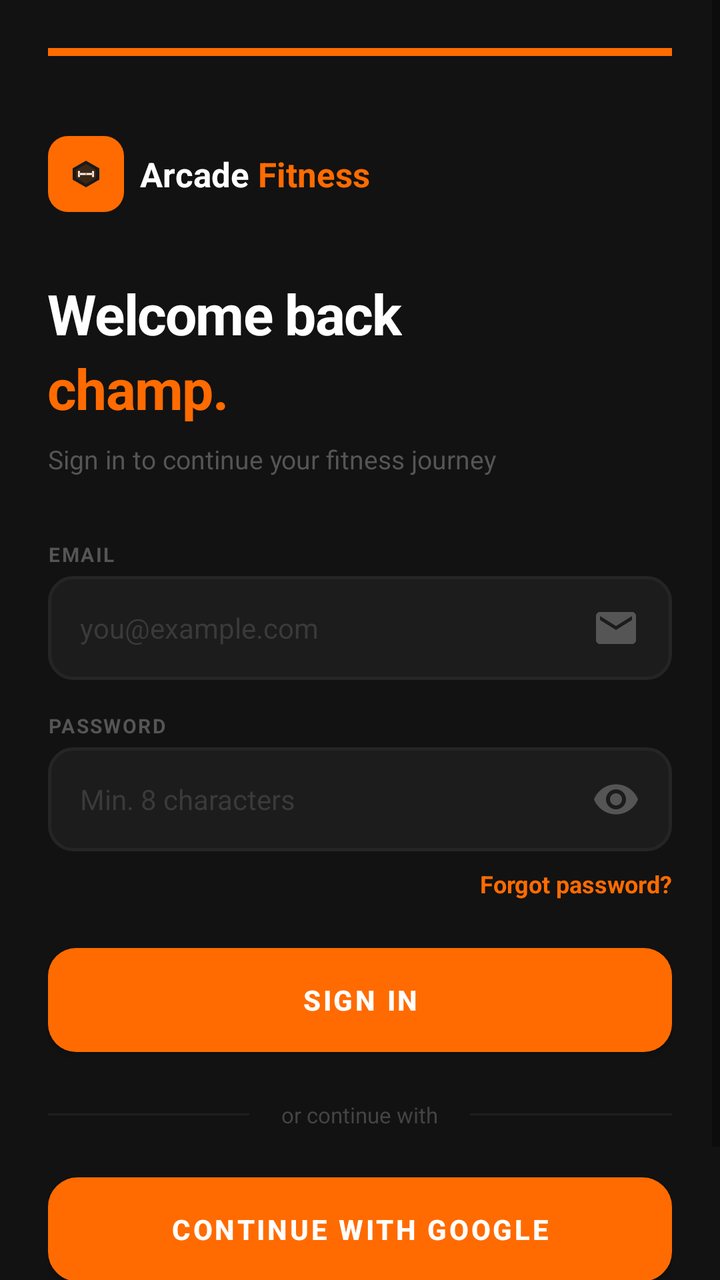
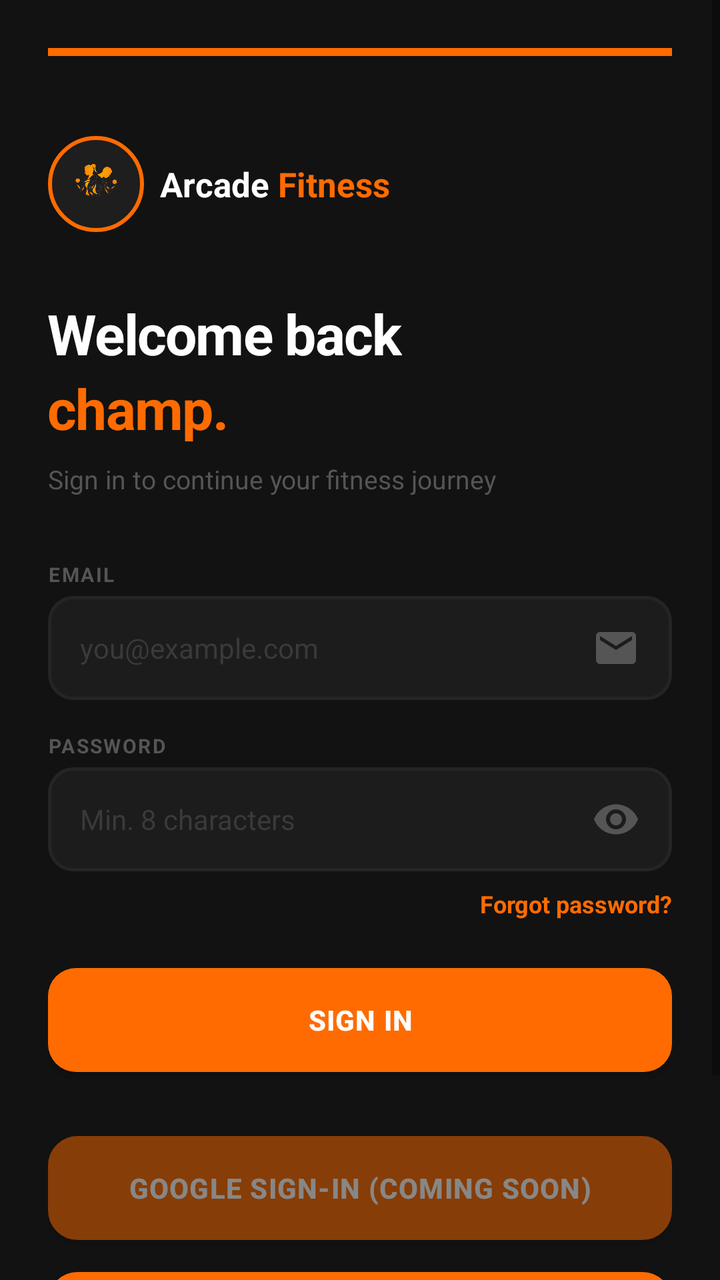

An Android layout rendered at two revisions. The XML below is the earlier revision; the diff shows what the commit changed to produce the second picture.
<!-- AndroidManifest.xml: application theme Theme.ArcadeFitness -->
<!-- res/layout/activity_login.xml -->
<?xml version="1.0" encoding="utf-8"?>
<ScrollView xmlns:android="http://schemas.android.com/apk/res/android"
    android:layout_width="match_parent"
    android:layout_height="match_parent"
    android:background="@color/bg_primary"
    android:fillViewport="true">

    <LinearLayout
        android:layout_width="match_parent"
        android:layout_height="wrap_content"
        android:orientation="vertical"
        android:padding="@dimen/screen_padding_h">

        
        <View
            android:layout_width="match_parent"
            android:layout_height="@dimen/top_bar_height"
            android:background="@color/orange_primary"
            android:layout_marginStart="-24dp"
            android:layout_marginEnd="-24dp"
            android:layout_marginBottom="@dimen/space_xl" />

        
        <LinearLayout
            android:layout_width="wrap_content"
            android:layout_height="wrap_content"
            android:orientation="horizontal"
            android:gravity="center_vertical"
            android:layout_marginTop="@dimen/space_sm"
            android:layout_marginBottom="@dimen/space_xl">

            <FrameLayout
                android:layout_width="38dp"
                android:layout_height="38dp"
                android:background="@drawable/bg_logo_tile_small">
                <ImageView
                    android:layout_width="22dp"
                    android:layout_height="16dp"
                    android:layout_gravity="center"
                    android:src="@drawable/ic_logo_hexagon"
                    android:contentDescription="Arcade Fitness logo" />
            </FrameLayout>

            <TextView
                android:layout_width="wrap_content"
                android:layout_height="wrap_content"
                android:text="Arcade "
                android:textSize="17sp"
                android:textStyle="bold"
                android:textColor="@color/text_primary"
                android:layout_marginStart="@dimen/space_sm" />

            <TextView
                android:layout_width="wrap_content"
                android:layout_height="wrap_content"
                android:text="Fitness"
                android:textSize="17sp"
                android:textStyle="bold"
                android:textColor="@color/orange_primary" />
        </LinearLayout>

        
        <TextView
            android:layout_width="wrap_content"
            android:layout_height="wrap_content"
            android:text="@string/welcome_back"
            android:textSize="28sp"
            android:textStyle="bold"
            android:textColor="@color/text_primary"
            android:letterSpacing="-0.02" />

        <TextView
            android:layout_width="wrap_content"
            android:layout_height="wrap_content"
            android:text="@string/champ"
            android:textSize="28sp"
            android:textStyle="bold"
            android:textColor="@color/orange_primary"
            android:letterSpacing="-0.02" />

        <TextView
            android:layout_width="wrap_content"
            android:layout_height="wrap_content"
            android:text="@string/signin_subtitle"
            android:textSize="13sp"
            android:textColor="@color/text_muted"
            android:layout_marginTop="@dimen/space_sm"
            android:layout_marginBottom="@dimen/space_xl" />

        
        <TextView style="@style/Text.Label"
            android:layout_width="wrap_content"
            android:layout_height="wrap_content"
            android:text="@string/label_email"
            android:layout_marginBottom="@dimen/space_xs" />

        <EditText
            android:id="@+id/etEmail"
            style="@style/Input.Dark"
            android:layout_width="match_parent"
            android:layout_height="@dimen/input_height"
            android:hint="@string/hint_email"
            android:inputType="textEmailAddress"
            android:imeOptions="actionNext"
            android:drawableEnd="@drawable/ic_mail"
            android:drawablePadding="@dimen/space_sm"
            android:layout_marginBottom="@dimen/space_md" />

        
        <TextView style="@style/Text.Label"
            android:layout_width="wrap_content"
            android:layout_height="wrap_content"
            android:text="@string/label_password"
            android:layout_marginBottom="@dimen/space_xs" />

        <FrameLayout
            android:layout_width="match_parent"
            android:layout_height="wrap_content">

            <EditText
                android:id="@+id/etPassword"
                style="@style/Input.Dark"
                android:layout_width="match_parent"
                android:layout_height="@dimen/input_height"
                android:hint="@string/hint_password"
                android:inputType="textPassword"
                android:imeOptions="actionDone"
                android:paddingEnd="52dp" />

            
            <ImageButton
                android:id="@+id/btnTogglePassword"
                android:layout_width="@dimen/icon_btn_size"
                android:layout_height="@dimen/icon_btn_size"
                android:layout_gravity="end|center_vertical"
                android:layout_marginEnd="@dimen/space_sm"
                android:background="@color/transparent"
                android:src="@drawable/ic_eye"
                android:contentDescription="Toggle password visibility" />
        </FrameLayout>

        
        <TextView
            android:id="@+id/tvForgotPassword"
            style="@style/Text.OrangeLink"
            android:layout_width="wrap_content"
            android:layout_height="wrap_content"
            android:text="@string/forgot_password"
            android:layout_gravity="end"
            android:layout_marginTop="@dimen/space_sm"
            android:layout_marginBottom="@dimen/space_lg"
            android:layout_alignParentEnd="true" />

        
        <Button
            android:id="@+id/btnSignIn"
            style="@style/Button.Primary"
            android:layout_width="match_parent"
            android:layout_height="@dimen/button_height"
            android:text="@string/btn_sign_in"
            android:layout_marginBottom="@dimen/space_lg" />

        
        <LinearLayout
            android:layout_width="match_parent"
            android:layout_height="wrap_content"
            android:orientation="horizontal"
            android:gravity="center_vertical"
            android:layout_marginBottom="@dimen/space_lg">
            <View
                android:layout_width="0dp"
                android:layout_height="1dp"
                android:layout_weight="1"
                android:background="@color/border_subtle" />
            <TextView
                android:layout_width="wrap_content"
                android:layout_height="wrap_content"
                android:text="@string/or_continue_with"
                android:textSize="11sp"
                android:textColor="@color/text_disabled"
                android:layout_marginStart="@dimen/space_md"
                android:layout_marginEnd="@dimen/space_md" />
            <View
                android:layout_width="0dp"
                android:layout_height="1dp"
                android:layout_weight="1"
                android:background="@color/border_subtle" />
        </LinearLayout>

        
        <Button
            android:id="@+id/btnGoogle"
            style="@style/Button.Secondary"
            android:layout_width="match_parent"
            android:layout_height="@dimen/button_height"
            android:text="@string/btn_google"
            android:drawableStart="@drawable/ic_google"
            android:drawablePadding="@dimen/space_sm"
            android:layout_marginBottom="@dimen/space_xl" />

        
        <LinearLayout
            android:layout_width="wrap_content"
            android:layout_height="wrap_content"
            android:orientation="horizontal"
            android:layout_gravity="center_horizontal">
            <TextView
                android:layout_width="wrap_content"
                android:layout_height="wrap_content"
                android:text="@string/no_account"
                android:textSize="13sp"
                android:textColor="@color/text_muted" />
            <TextView
                android:id="@+id/tvCreateAccount"
                android:layout_width="wrap_content"
                android:layout_height="wrap_content"
                android:text="@string/create_one"
                android:textSize="13sp"
                android:textColor="@color/orange_primary"
                android:textStyle="bold"
                android:layout_marginStart="@dimen/space_xs" />
        </LinearLayout>

    </LinearLayout>
</ScrollView>
<!-- resources referenced by this layout -->
<resources>
  <color name="bg_primary">#121212</color>
  <color name="border_subtle">#1E1E1E</color>
  <color name="orange_primary">#FF6B00</color>
  <color name="text_disabled">#444444</color>
  <color name="text_muted">#555555</color>
  <color name="text_primary">#FFFFFF</color>
  <color name="transparent">#00000000</color>
  <dimen name="button_height">52dp</dimen>
  <dimen name="icon_btn_size">40dp</dimen>
  <dimen name="input_height">52dp</dimen>
  <dimen name="screen_padding_h">24dp</dimen>
  <dimen name="space_lg">24dp</dimen>
  <dimen name="space_md">16dp</dimen>
  <dimen name="space_sm">8dp</dimen>
  <dimen name="space_xl">32dp</dimen>
  <dimen name="space_xs">4dp</dimen>
  <dimen name="top_bar_height">4dp</dimen>
  <!-- drawable bg_logo_tile_small (drawable) -->
  <?xml version="1.0" encoding="utf-8"?>
  <shape xmlns:android="http://schemas.android.com/apk/res/android"
      android:shape="rectangle">
      <solid android:color="@color/orange_primary" />
      <corners android:radius="10dp" />
  </shape>
  <!-- drawable ic_logo_hexagon (drawable) -->
  <?xml version="1.0" encoding="utf-8"?>
  <vector xmlns:android="http://schemas.android.com/apk/res/android"
      android:width="72dp"
      android:height="64dp"
      android:viewportWidth="72"
      android:viewportHeight="64">
  
      
      <path
          android:pathData="M36,4 L64,20 L64,44 L36,60 L8,44 L8,20 Z"
          android:fillColor="#1A1A1A"
          android:strokeColor="#FF6B00"
          android:strokeWidth="2.5"/>
  
      
      <path
          android:pathData="M36,12 L56,24 L56,40 L36,52 L16,40 L16,24 Z"
          android:fillColor="#FF6B00"
          android:fillAlpha="0.15"/>
  
      
      <path
          android:pathData="M24,30 L48,30 L48,34 L24,34 Z"
          android:fillColor="#FFFFFF"
          android:fillAlpha="0.95"/>
  
      
      <path
          android:pathData="M20,26 L24,26 L24,38 L20,38 Z"
          android:fillColor="#FFFFFF"
          android:fillAlpha="0.95"/>
  
      
      <path
          android:pathData="M48,26 L52,26 L52,38 L48,38 Z"
          android:fillColor="#FFFFFF"
          android:fillAlpha="0.95"/>
  
      
      <path
          android:pathData="M22,29 L24,29 L24,35 L22,35 Z"
          android:fillColor="#FF6B00"
          android:fillAlpha="0.6"/>
  
      
      <path
          android:pathData="M48,29 L50,29 L50,35 L48,35 Z"
          android:fillColor="#FF6B00"
          android:fillAlpha="0.6"/>
  
      
      <path
          android:pathData="M35,30 L37,30 L37,34 L35,34 Z"
          android:fillColor="#FF6B00"/>
  
  </vector>
  <string name="btn_google">Continue with Google</string>
  <string name="btn_sign_in">Sign In</string>
  <string name="champ">champ.</string>
  <string name="create_one">Create one</string>
  <string name="forgot_password">Forgot password?</string>
  <string name="hint_email">you@example.com</string>
  <string name="hint_password">Min. 8 characters</string>
  <string name="label_email">EMAIL</string>
  <string name="label_password">PASSWORD</string>
  <string name="no_account">Don\'t have an account?</string>
  <string name="or_continue_with">or continue with</string>
  <string name="signin_subtitle">Sign in to continue your fitness journey</string>
  <string name="welcome_back">Welcome back</string>
  <color name="white">#FFFFFF</color>
  <dimen name="text_md">14sp</dimen>
  <color name="text_hint">#3A3A3A</color>
  <dimen name="text_xs">10sp</dimen>
  <dimen name="text_sm">12sp</dimen>
  <color name="orange_dark">#CC5500</color>
  <color name="orange_light">#FF8C33</color>
  <color name="status_bar">#121212</color>
  <color name="nav_bar">#161616</color>
  <dimen name="radius_button">14dp</dimen>
  <color name="bg_elevated">#252525</color>
  <color name="border_active">#FF6B00</color>
  <color name="bg_card">#1A1A1A</color>
  <color name="border_default">#252525</color>
  <color name="bg_input">#1C1C1C</color>
  <dimen name="radius_input">12dp</dimen>
  <!-- unchanged entries left out for length: 12 -->
</resources>

<!-- the commit's change to res/layout/activity_login.xml (unified diff, before → after) -->
@@ -30,12 +30,12 @@
             android:layout_marginBottom="@dimen/space_xl">
 
             <FrameLayout
-                android:layout_width="38dp"
-                android:layout_height="38dp"
-                android:background="@drawable/bg_logo_tile_small">
+                android:layout_width="48dp"
+                android:layout_height="48dp"
+                android:background="@drawable/bg_logo_circle">
                 <ImageView
-                    android:layout_width="22dp"
-                    android:layout_height="16dp"
+                    android:layout_width="36dp"
+                    android:layout_height="36dp"
                     android:layout_gravity="center"
                     android:src="@drawable/ic_logo_hexagon"
                     android:contentDescription="Arcade Fitness logo" />
@@ -158,34 +158,8 @@
             android:layout_width="match_parent"
             android:layout_height="@dimen/button_height"
             android:text="@string/btn_sign_in"
-            android:layout_marginBottom="@dimen/space_lg" />
-
-        
-        <LinearLayout
-            android:layout_width="match_parent"
-            android:layout_height="wrap_content"
-            android:orientation="horizontal"
-            android:gravity="center_vertical"
-            android:layout_marginBottom="@dimen/space_lg">
-            <View
-                android:layout_width="0dp"
-                android:layout_height="1dp"
-                android:layout_weight="1"
-                android:background="@color/border_subtle" />
-            <TextView
-                android:layout_width="wrap_content"
-                android:layout_height="wrap_content"
-                android:text="@string/or_continue_with"
-                android:textSize="11sp"
-                android:textColor="@color/text_disabled"
-                android:layout_marginStart="@dimen/space_md"
-                android:layout_marginEnd="@dimen/space_md" />
-            <View
-                android:layout_width="0dp"
-                android:layout_height="1dp"
-                android:layout_weight="1"
-                android:background="@color/border_subtle" />
-        </LinearLayout>
+            android:letterSpacing="0.03"
+            android:layout_marginBottom="@dimen/space_md" />
 
         
         <Button
@@ -193,9 +167,23 @@
             style="@style/Button.Secondary"
             android:layout_width="match_parent"
             android:layout_height="@dimen/button_height"
-            android:text="@string/btn_google"
+            android:text="@string/btn_google_soon"
+            android:alpha="0.5"
+            android:letterSpacing="0.03"
             android:drawableStart="@drawable/ic_google"
             android:drawablePadding="@dimen/space_sm"
+            android:layout_marginTop="@dimen/space_md"
+            android:layout_marginBottom="@dimen/space_sm" />
+
+        
+        <Button
+            android:id="@+id/btnGuest"
+            style="@style/Button.Secondary"
+            android:layout_width="match_parent"
+            android:layout_height="@dimen/button_height"
+            android:text="@string/btn_guest"
+            android:letterSpacing="0.03"
+            android:layout_marginTop="@dimen/space_sm"
             android:layout_marginBottom="@dimen/space_xl" />
 
         
<!-- resource entries referenced after the edit -->
@@ -1,9 +1,7 @@
 <!-- resources referenced by this layout -->
 <resources>
   <color name="bg_primary">#121212</color>
-  <color name="border_subtle">#1E1E1E</color>
   <color name="orange_primary">#FF6B00</color>
-  <color name="text_disabled">#444444</color>
   <color name="text_muted">#555555</color>
   <color name="text_primary">#FFFFFF</color>
   <color name="transparent">#00000000</color>
@@ -17,71 +15,16 @@
   <dimen name="space_xl">32dp</dimen>
   <dimen name="space_xs">4dp</dimen>
   <dimen name="top_bar_height">4dp</dimen>
-  <!-- drawable bg_logo_tile_small (drawable) -->
+  <!-- drawable bg_logo_circle (drawable) -->
   <?xml version="1.0" encoding="utf-8"?>
   <shape xmlns:android="http://schemas.android.com/apk/res/android"
-      android:shape="rectangle">
-      <solid android:color="@color/orange_primary" />
-      <corners android:radius="10dp" />
+      android:shape="oval">
+      <solid android:color="#1E1E1E" />
+      <stroke android:width="2dp" android:color="@color/orange_primary" />
   </shape>
-  <!-- drawable ic_logo_hexagon (drawable) -->
-  <?xml version="1.0" encoding="utf-8"?>
-  <vector xmlns:android="http://schemas.android.com/apk/res/android"
-      android:width="72dp"
-      android:height="64dp"
-      android:viewportWidth="72"
-      android:viewportHeight="64">
-  
-      
-      <path
-          android:pathData="M36,4 L64,20 L64,44 L36,60 L8,44 L8,20 Z"
-          android:fillColor="#1A1A1A"
-          android:strokeColor="#FF6B00"
-          android:strokeWidth="2.5"/>
-  
-      
-      <path
-          android:pathData="M36,12 L56,24 L56,40 L36,52 L16,40 L16,24 Z"
-          android:fillColor="#FF6B00"
-          android:fillAlpha="0.15"/>
-  
-      
-      <path
-          android:pathData="M24,30 L48,30 L48,34 L24,34 Z"
-          android:fillColor="#FFFFFF"
-          android:fillAlpha="0.95"/>
-  
-      
-      <path
-          android:pathData="M20,26 L24,26 L24,38 L20,38 Z"
-          android:fillColor="#FFFFFF"
-          android:fillAlpha="0.95"/>
-  
-      
-      <path
-          android:pathData="M48,26 L52,26 L52,38 L48,38 Z"
-          android:fillColor="#FFFFFF"
-          android:fillAlpha="0.95"/>
-  
-      
-      <path
-          android:pathData="M22,29 L24,29 L24,35 L22,35 Z"
-          android:fillColor="#FF6B00"
-          android:fillAlpha="0.6"/>
-  
-      
-      <path
-          android:pathData="M48,29 L50,29 L50,35 L48,35 Z"
-          android:fillColor="#FF6B00"
-          android:fillAlpha="0.6"/>
-  
-      
-      <path
-          android:pathData="M35,30 L37,30 L37,34 L35,34 Z"
-          android:fillColor="#FF6B00"/>
-  
-  </vector>
-  <string name="btn_google">Continue with Google</string>
+  <!-- drawable ic_logo_hexagon: png bitmap (drawable, 60463 bytes) -->
+  <string name="btn_google_soon">Google Sign-In (Coming Soon)</string>
+  <string name="btn_guest">Continue as Guest</string>
   <string name="btn_sign_in">Sign In</string>
   <string name="champ">champ.</string>
   <string name="create_one">Create one</string>
@@ -91,7 +34,6 @@
   <string name="label_email">EMAIL</string>
   <string name="label_password">PASSWORD</string>
   <string name="no_account">Don\'t have an account?</string>
-  <string name="or_continue_with">or continue with</string>
   <string name="signin_subtitle">Sign in to continue your fitness journey</string>
   <string name="welcome_back">Welcome back</string>
   <color name="white">#FFFFFF</color>
